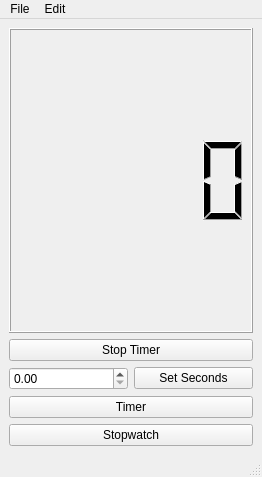
Old version of the form Stopwatch/mainwindow.ui in the repository baraa-almasri/Qt.
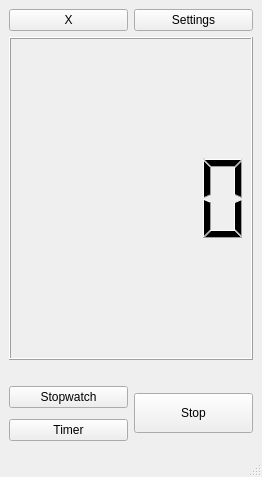
New version of the form.

```diff
--- a/Stopwatch/mainwindow.ui
+++ b/Stopwatch/mainwindow.ui
@@ -15,88 +15,184 @@
   </property>
   <widget class="QWidget" name="centralwidget">
    <layout class="QGridLayout" name="gridLayout">
+    <item row="0" column="0">
+     <layout class="QHBoxLayout" name="horizontalLayout">
+      <item>
+       <widget class="QPushButton" name="_exec66">
+        <property name="text">
+         <string>X</string>
+        </property>
+       </widget>
+      </item>
+      <item>
+       <widget class="QPushButton" name="openSettingsPopup">
+        <property name="text">
+         <string>Settings</string>
+        </property>
+       </widget>
+      </item>
+     </layout>
+    </item>
+    <item row="3" column="0">
+     <spacer name="verticalSpacer_4">
+      <property name="orientation">
+       <enum>Qt::Vertical</enum>
+      </property>
+      <property name="sizeType">
+       <enum>QSizePolicy::Preferred</enum>
+      </property>
+      <property name="sizeHint" stdset="0">
+       <size>
+        <width>20</width>
+        <height>15</height>
+       </size>
+      </property>
+     </spacer>
+    </item>
     <item row="2" column="0">
      <layout class="QVBoxLayout" name="verticalLayout">
       <item>
        <widget class="QLCDNumber" name="secsDisplay"/>
       </item>
+     </layout>
+    </item>
+    <item row="4" column="0">
+     <layout class="QHBoxLayout" name="horizontalLayout_2">
       <item>
-       <widget class="QPushButton" name="killTimer">
-        <property name="text">
-         <string>Stop Timer</string>
+       <layout class="QVBoxLayout" name="verticalLayout_2">
+        <property name="spacing">
+         <number>1</number>
         </property>
-       </widget>
+        <item>
+         <spacer name="verticalSpacer_5">
+          <property name="orientation">
+           <enum>Qt::Vertical</enum>
+          </property>
+          <property name="sizeType">
+           <enum>QSizePolicy::Fixed</enum>
+          </property>
+          <property name="sizeHint" stdset="0">
+           <size>
+            <width>20</width>
+            <height>5</height>
+           </size>
+          </property>
+         </spacer>
+        </item>
+        <item>
+         <widget class="QPushButton" name="infiniteStopwatch">
+          <property name="cursor">
+           <cursorShape>PointingHandCursor</cursorShape>
+          </property>
+          <property name="text">
+           <string>Stopwatch</string>
+          </property>
+         </widget>
+        </item>
+        <item>
+         <spacer name="verticalSpacer_2">
+          <property name="orientation">
+           <enum>Qt::Vertical</enum>
+          </property>
+          <property name="sizeType">
+           <enum>QSizePolicy::Fixed</enum>
+          </property>
+          <property name="sizeHint" stdset="0">
+           <size>
+            <width>20</width>
+            <height>10</height>
+           </size>
+          </property>
+         </spacer>
+        </item>
+        <item>
+         <widget class="QPushButton" name="finiteStopwatch">
+          <property name="cursor">
+           <cursorShape>PointingHandCursor</cursorShape>
+          </property>
+          <property name="text">
+           <string>Timer</string>
+          </property>
+         </widget>
+        </item>
+        <item>
+         <spacer name="verticalSpacer_3">
+          <property name="orientation">
+           <enum>Qt::Vertical</enum>
+          </property>
+          <property name="sizeType">
+           <enum>QSizePolicy::Fixed</enum>
+          </property>
+          <property name="sizeHint" stdset="0">
+           <size>
+            <width>20</width>
+            <height>5</height>
+           </size>
+          </property>
+         </spacer>
+        </item>
+       </layout>
       </item>
       <item>
-       <layout class="QHBoxLayout" name="horizontalLayout">
+       <layout class="QVBoxLayout" name="verticalLayout_3">
         <item>
-         <widget class="QDoubleSpinBox" name="ammountOfSeconds">
-          <property name="cursor">
-           <cursorShape>PointingHandCursor</cursorShape>
+         <spacer name="verticalSpacer">
+          <property name="orientation">
+           <enum>Qt::Vertical</enum>
           </property>
-          <property name="mouseTracking">
-           <bool>false</bool>
+          <property name="sizeType">
+           <enum>QSizePolicy::Fixed</enum>
           </property>
-         </widget>
+          <property name="sizeHint" stdset="0">
+           <size>
+            <width>20</width>
+            <height>5</height>
+           </size>
+          </property>
+         </spacer>
         </item>
         <item>
-         <widget class="QPushButton" name="setSeconds">
+         <widget class="QPushButton" name="killTimer">
+          <property name="sizePolicy">
+           <sizepolicy hsizetype="Minimum" vsizetype="Maximum">
+            <horstretch>0</horstretch>
+            <verstretch>0</verstretch>
+           </sizepolicy>
+          </property>
+          <property name="minimumSize">
+           <size>
+            <width>0</width>
+            <height>40</height>
+           </size>
+          </property>
           <property name="text">
-           <string>Set Seconds</string>
+           <string>Stop</string>
           </property>
          </widget>
         </item>
+        <item>
+         <spacer name="verticalSpacer_6">
+          <property name="orientation">
+           <enum>Qt::Vertical</enum>
+          </property>
+          <property name="sizeType">
+           <enum>QSizePolicy::Fixed</enum>
+          </property>
+          <property name="sizeHint" stdset="0">
+           <size>
+            <width>20</width>
+            <height>5</height>
+           </size>
+          </property>
+         </spacer>
+        </item>
        </layout>
       </item>
      </layout>
     </item>
-    <item row="6" column="0">
-     <widget class="QPushButton" name="infiniteStopwatch">
-      <property name="cursor">
-       <cursorShape>PointingHandCursor</cursorShape>
-      </property>
-      <property name="text">
-       <string>Stopwatch</string>
-      </property>
-     </widget>
-    </item>
-    <item row="3" column="0">
-     <widget class="QPushButton" name="finiteStopwatch">
-      <property name="cursor">
-       <cursorShape>PointingHandCursor</cursorShape>
-      </property>
-      <property name="text">
-       <string>Timer</string>
-      </property>
-     </widget>
-    </item>
    </layout>
   </widget>
   <widget class="QStatusBar" name="statusbar"/>
-  <widget class="QMenuBar" name="menuBar">
-   <property name="geometry">
-    <rect>
-     <x>0</x>
-     <y>0</y>
-     <width>262</width>
-     <height>20</height>
-    </rect>
-   </property>
-   <widget class="QMenu" name="menuFile">
-    <property name="title">
-     <string>File</string>
-    </property>
-    <addaction name="actionExit"/>
-   </widget>
-   <widget class="QMenu" name="menuEdit">
-    <property name="title">
-     <string>Edit</string>
-    </property>
-    <addaction name="actionSettings"/>
-   </widget>
-   <addaction name="menuFile"/>
-   <addaction name="menuEdit"/>
-  </widget>
   <action name="actionExit">
    <property name="text">
     <string>Exit</string>
```
